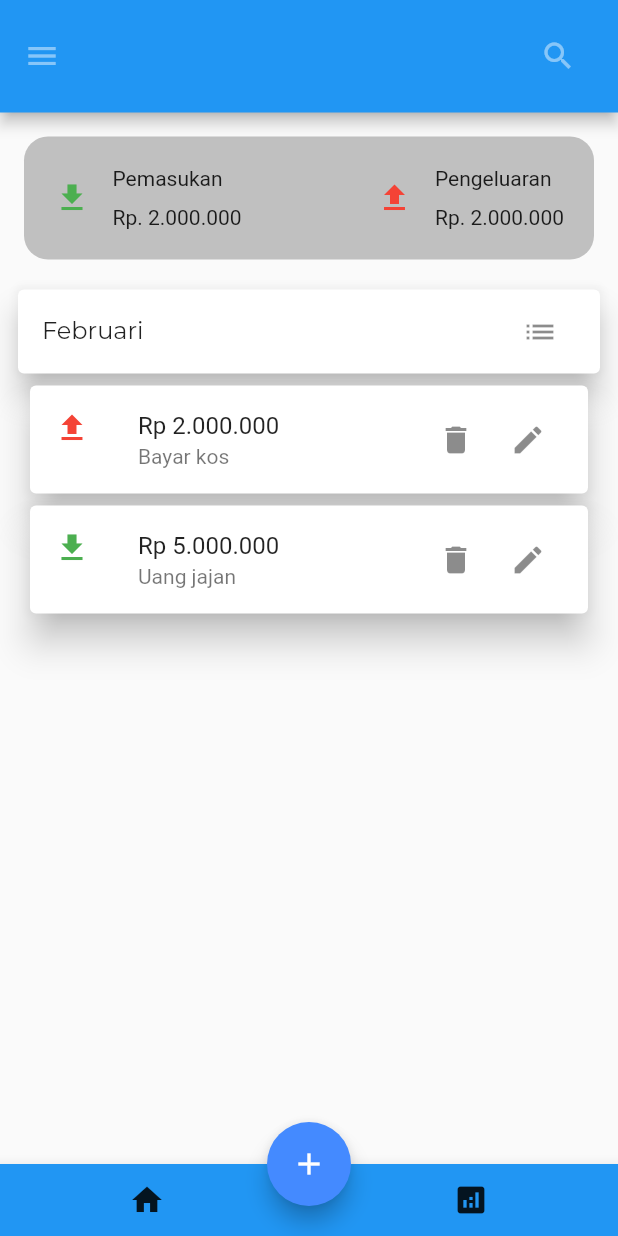
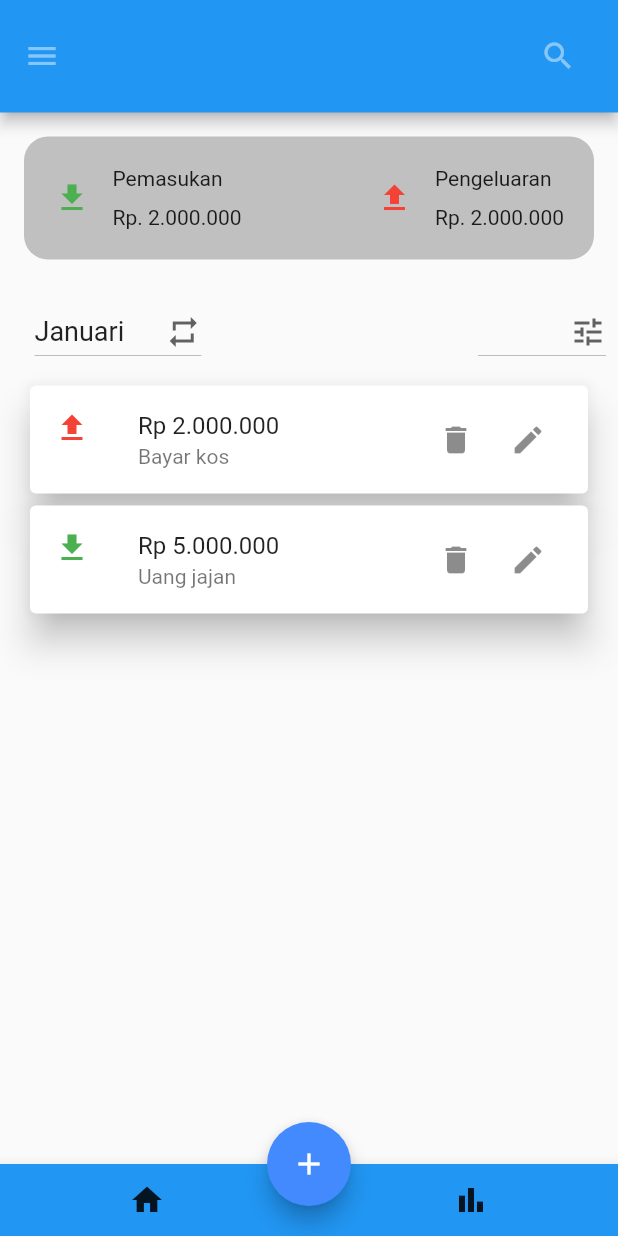
Before and after one commit to nisa604/Moneyfreedom, a Flutter app: the screen it shows after launch, on a phone screen of 412 x 824 dp. Run offline on Flutter 3.47's test engine with Material 2 defaults, Android fonts, the light colour scheme and no system bars; our stand-ins replace google_fonts; missing offline and left inert: calendar_appbar, filter_list.

Commit message:
Button filter

```diff
--- a/lib/pages/home_pages.dart
+++ b/lib/pages/home_pages.dart
@@ -2,7 +2,7 @@
  * @Author: Your name
  * @Date:   2023-02-12 14:00:35
  * @Last Modified by:   Your name
- * @Last Modified time: 2023-02-16 14:10:02
+ * @Last Modified time: 2023-02-19 22:49:52
  */
 import 'package:flutter/material.dart';
 import 'package:flutter/src/widgets/framework.dart';
@@ -19,17 +19,24 @@ class HomePages extends StatefulWidget {
 }
 
 class _HomePagesState extends State<HomePages> {
-  final List<Widget> _children = [
-    monthlist(),
-  ]; // untuk pemanggilan button dibawah
-  int currentIndex = 0;
+  List<String> Bulan = [
+    'Januari',
+    'Februari',
+    'Maret',
+    'April',
+    'Mei',
+    'Juni',
+    'Juli',
+    'Agustus',
+    'September',
+    'Oktober',
+    'November',
+    'Desember'
+  ];
+  String? selectedItem = 'Januari';
 
-  void ontap(int index) {
-    //untuk memanggil isi buttonnya
-    setState(() {
-      currentIndex = index;
-    });
-  }
+  List<String> Pilihan = ['Harian', 'Bulanan', 'Tahunan', 'Custom'];
+  String? selected = '';
 
   @override
   Widget build(BuildContext context) {
@@ -96,30 +103,121 @@ class _HomePagesState extends State<HomePages> {
                   borderRadius: BorderRadius.circular(16),
                 ),
               )),
-          // text transaksi
+          //try row
           Padding(
-            padding: const EdgeInsets.symmetric(horizontal: 8),
-            child: Card(
-                elevation: 8,
-                child: ListTile(
-                  trailing: Row(
-                    mainAxisSize: MainAxisSize.min,
-                    children: [
-                      IconButton(
-                          // alignment: AlignmentDirectional.centerStart,
-                          onPressed: () {
-                            ontap(0);
-                          },
-                          icon: Icon(Icons.list)),
-                      // SizedBox(width: 5)
-                    ],
+            padding: const EdgeInsets.all(8),
+            child: Container(
+              child: Row(
+                mainAxisAlignment: MainAxisAlignment.spaceBetween,
+                children: [
+                  Container(
+                    //decoration: BoxDecoration(color: Colors.transparent),
+                    child: Padding(
+                      padding: EdgeInsets.only(left: 15),
+                      child: DropdownButton<String>(
+                          value: selectedItem,
+                          items: Bulan.map((month) => DropdownMenuItem<String>(
+                                value: month,
+                                child:
+                                    Text(month, style: TextStyle(fontSize: 18)),
+                              )).toList(),
+                          onChanged: (Bulan) =>
+                              setState(() => selectedItem = Bulan),
+                          icon: Icon(Icons.repeat)),
+                    ),
                   ),
-                  title: Text(
-                    "Februari",
-                    style: GoogleFonts.montserrat(),
-                  ),
-                )),
+                  Container(
+                    // decoration: BoxDecoration(color: Colors.transparent),
+                    child: Padding(
+                      padding: EdgeInsets.only(left: 15),
+                      child: DropdownButton<String>(
+                          onChanged: (Pilihan) => selected,
+                          // value: selected,
+                          items:
+                              Pilihan.map((pilih) => DropdownMenuItem<String>(
+                                    value: pilih,
+                                    child: Text(pilih),
+                                  )).toList(),
+                          // onChanged: (Pilihan) =>
+                          //     setState(() => selected = Pilihan),
+                          icon: Icon(Icons.tune)),
+                    ),
+                  )
+                ],
+              ),
+            ),
           ),
+
+          // text transaksi Bulan
+          // DecoratedBox(
+          //     decoration: BoxDecoration(color: Colors.transparent),
+          //     child: Padding(
+          //       padding: EdgeInsets.only(left: 15),
+          //       child: DropdownButton<String>(
+          //         value: selectedItem,
+          //         items: Bulan.map((month) => DropdownMenuItem<String>(
+          //               value: month,
+          //               child: Text(month, style: TextStyle(fontSize: 18)),
+          //             )).toList(),
+          //         onChanged: (Bulan) => setState(() => selectedItem = Bulan),
+          //         icon: Padding(
+          //             padding: EdgeInsets.zero, child: Icon(Icons.list)),
+          //       ),
+          //     )),
+
+          //pilihan bulan atau harian
+          // DecoratedBox(
+          //     decoration: BoxDecoration(color: Colors.transparent),
+          //     child: Padding(
+          //       padding: EdgeInsets.only(left: 15),
+          //       child: DropdownButton<String>(
+          //         value: selected,
+          //         items: Pilihan.map((pilih) => DropdownMenuItem<String>(
+          //               value: pilih,
+          //               child: Text(pilih),
+          //             )).toList(),
+          //         onChanged: (Pilihan) => setState(() => selected = Pilihan),
+          //         icon: Padding(
+          //             padding: EdgeInsets.zero, child: Icon(Icons.list)),
+          //       ),
+          //     )),
+
+          // Padding(
+          // padding: const EdgeInsets.symmetric(horizontal: 8),
+          // child: Card(
+          //     elevation: 8,
+          //     child: ListTile(
+          //       trailing: Row(
+          //         mainAxisSize: MainAxisSize.min,
+          //         children: [
+          //           IconButton(
+          //               // alignment: AlignmentDirectional.centerStart,
+          //               onPressed: () {
+          //                 // Route menu ke halaman utama
+          //                 //   Navigator.pushReplacement(
+          //                 //       context,
+          //                 //       MaterialPageRoute(
+          //                 //           builder: (context) => const monthlist()));
+          //               },
+          //               icon: Icon(Icons.list)),
+          //           DropdownButton<String>(
+          //             value: selectedItem,
+          //             items: Bulan.map((month) => DropdownMenuItem<String>(
+          //                   value: month,
+          //                   child: Text(month, style: TextStyle(fontSize: 8)),
+          //                 )).toList(),
+          //             onChanged: (Bulan) =>
+          //                 setState(() => selectedItem = Bulan),
+          //           )
+          //           // SizedBox(width: 5)
+          //         ],
+          //       ),
+          //       title: Text(
+          //         "Februari",
+          //         style: GoogleFonts.montserrat(),
+          //       ),
+          //     )),
+          // ),
 
           //list transaksi
           Padding(
@@ -145,6 +243,7 @@ class _HomePagesState extends State<HomePages> {
               ),
             ),
           ),
+
           //list uang masuk
           Padding(
             padding: const EdgeInsets.symmetric(horizontal: 16),
--- a/lib/pages/main_pages.dart
+++ b/lib/pages/main_pages.dart
@@ -2,7 +2,7 @@
  * @Author: Your name
  * @Date:   2023-02-12 07:56:48
  * @Last Modified by:   Your name
- * @Last Modified time: 2023-02-16 13:27:47
+ * @Last Modified time: 2023-02-19 22:30:44
  */
 import 'package:calendar_appbar/calendar_appbar.dart';
 import 'package:flutter/material.dart';
@@ -104,7 +104,7 @@ class MainPagesState extends State<MainPages> {
                 onPressed: () {
                   ontaptapped(1);
                 },
-                icon: Icon(Icons.analytics))
+                icon: Icon(Icons.bar_chart))
           ]),
         ));
   }
--- a/pubspec.yaml
+++ b/pubspec.yaml
@@ -1,7 +1,7 @@
 # @Author: Your name
 # @Date:   2023-02-09 22:08:55
 # @Last Modified by:   Your name
-# @Last Modified time: 2023-02-16 02:28:35
+# @Last Modified time: 2023-02-19 22:04:08
 name: moneyfreedom
 description: A new Flutter project.
 # The following line prevents the package from being accidentally published to
@@ -42,6 +42,7 @@ dependencies:
   google_fonts: ^4.0.3
   calendar_appbar: ^0.0.6
   filter_list: ^1.0.2
+  sqflite: ^2.2.4+1
 
 
 dev_dependencies:
```
Also changed, not shown: lib/list/MonthList.dart (+46 -26 lines), lib/list/Penggunaan.dart (added, +37 -0 lines), pubspec.lock, 1 other file.
